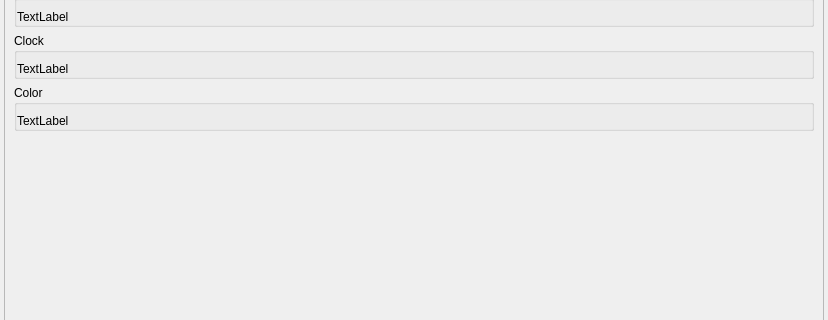
First picture: the form in resources/ui/widgets/backend_settings.ui, repository open-cogsci/OpenSesame, before the edit; both pictures show x 0 to 828 and y 231 to 551 of the 828 by 852 pixel window.
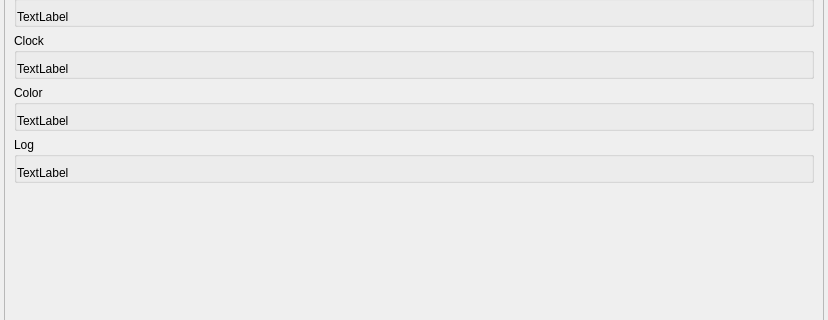
Second picture: the form after the edit.

Commit message: back-end settings: Add missing layout_log to ui

Diff of the .ui file:
```diff
--- a/resources/ui/widgets/backend_settings.ui
+++ b/resources/ui/widgets/backend_settings.ui
@@ -36,8 +36,8 @@
        <rect>
         <x>0</x>
         <y>0</y>
-        <width>816</width>
-        <height>840</height>
+        <width>818</width>
+        <height>842</height>
        </rect>
       </property>
       <layout class="QVBoxLayout" name="verticalLayout_7">
@@ -233,6 +233,31 @@
          </layout>
         </widget>
        </item>
+       <item>
+        <widget class="QGroupBox" name="group_log">
+         <property name="title">
+          <string>Log</string>
+         </property>
+         <layout class="QVBoxLayout" name="layout_log">
+          <property name="leftMargin">
+           <number>0</number>
+          </property>
+          <property name="rightMargin">
+           <number>0</number>
+          </property>
+          <property name="bottomMargin">
+           <number>0</number>
+          </property>
+          <item>
+           <widget class="QLabel" name="label_log">
+            <property name="text">
+             <string>TextLabel</string>
+            </property>
+           </widget>
+          </item>
+         </layout>
+        </widget>
+       </item>
        <item>
         <widget class="QWidget" name="widget" native="true">
          <property name="sizePolicy">
```
Left out of the diff: 22 changed lines with no effect on the pictures.
